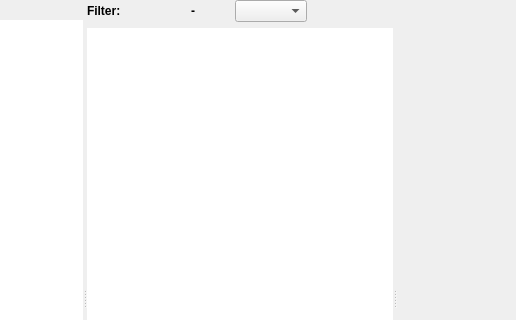
First picture: the form in Sources/filemgmt/ptFileMgrWindow.ui, repository dzz007/photivo, before the edit; both pictures show x 223 to 739 and y 0 to 320 of the 739 by 596 pixel window.
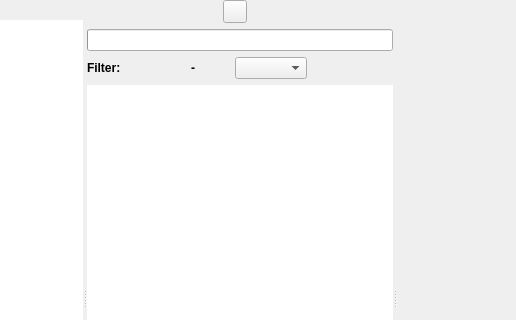
Second picture: the form after the edit. Icons and pictures are not drawn.

Commit message: Re-enabled the Path Bar (along with the folder-loading progress bar). That also meant reverting the folder treeview back to the previous tree-less display since the tree does not support the "My Computer" virtual folder as the drives' parent.

The edit to the form file:
```diff
--- a/Sources/filemgmt/ptFileMgrWindow.ui
+++ b/Sources/filemgmt/ptFileMgrWindow.ui
@@ -166,6 +166,76 @@
        </size>
       </property>
       <layout class="QVBoxLayout" name="m_ThumbPaneLayout">
+       <item>
+        <widget class="QWidget" name="m_PathContainer" native="true">
+         <property name="sizePolicy">
+          <sizepolicy hsizetype="Preferred" vsizetype="Fixed">
+           <horstretch>0</horstretch>
+           <verstretch>0</verstretch>
+          </sizepolicy>
+         </property>
+         <property name="baseSize">
+          <size>
+           <width>0</width>
+           <height>25</height>
+          </size>
+         </property>
+         <layout class="QHBoxLayout" name="m_PathLayout">
+          <property name="spacing">
+           <number>0</number>
+          </property>
+          <property name="leftMargin">
+           <number>0</number>
+          </property>
+          <property name="topMargin">
+           <number>0</number>
+          </property>
+          <property name="rightMargin">
+           <number>0</number>
+          </property>
+          <property name="bottomMargin">
+           <number>0</number>
+          </property>
+          <item>
+           <widget class="QToolButton" name="m_BookmarkButton">
+            <property name="toolTip">
+             <string>Open bookmark list</string>
+            </property>
+            <property name="icon">
+             <iconset resource="../../qrc/photivo.qrc">
+              <normaloff>:/dark/icons/folder-bookmarks.png</normaloff>:/dark/icons/folder-bookmarks.png</iconset>
+            </property>
+           </widget>
+          </item>
+          <item>
+           <spacer name="horizontalSpacer">
+            <property name="orientation">
+             <enum>Qt::Horizontal</enum>
+            </property>
+            <property name="sizeType">
+             <enum>QSizePolicy::Fixed</enum>
+            </property>
+            <property name="sizeHint" stdset="0">
+             <size>
+              <width>10</width>
+              <height>10</height>
+             </size>
+            </property>
+           </spacer>
+          </item>
+         </layout>
+        </widget>
+       </item>
+       <item>
+        <widget class="QProgressBar" name="m_Progressbar">
+         <property name="value">
+          <number>0</number>
+         </property>
+         <property name="textVisible">
+          <bool>false</bool>
+         </property>
+        </widget>
+       </item>
        <item>
         <widget class="QWidget" name="m_TopToolbarContainer" native="true">
          <property name="sizePolicy">
```
Left out of the diff: 55 changed lines with no effect on the pictures. The commit also changes 2 other files.
